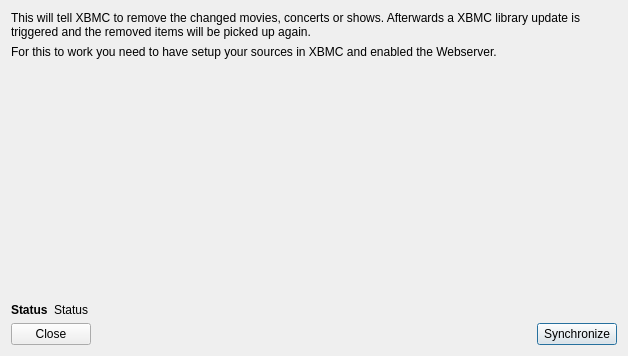
Before: the Qt Designer form xbmc/XbmcSync.ui in Komet/MediaElch, drawn with Qt 5.
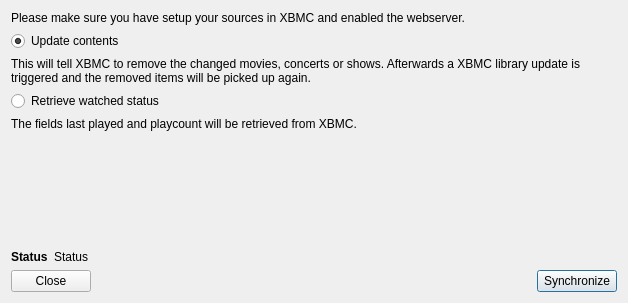
After: the same form once the commit is applied.

Commit message: Retrieve playcount and lastplayed from XBMC

```diff
--- a/xbmc/XbmcSync.ui
+++ b/xbmc/XbmcSync.ui
@@ -10,7 +10,7 @@
     <x>0</x>
     <y>0</y>
     <width>628</width>
-    <height>356</height>
+    <height>303</height>
    </rect>
   </property>
   <property name="windowTitle">
@@ -20,20 +20,47 @@
    <bool>true</bool>
   </property>
   <layout class="QVBoxLayout" name="verticalLayout">
-   <item>
-    <widget class="QLabel" name="label">
-     <property name="text">
-      <string>This will tell XBMC to remove the changed movies, concerts or shows. Afterwards a XBMC library update is triggered and the removed items will be picked up again.</string>
-     </property>
-     <property name="wordWrap">
-      <bool>true</bool>
-     </property>
-    </widget>
-   </item>
    <item>
     <widget class="QLabel" name="label_5">
      <property name="text">
-      <string>For this to work you need to have setup your sources in XBMC and enabled the Webserver.</string>
+      <string>Please make sure you have setup your sources in XBMC and enabled the webserver.</string>
+     </property>
+     <property name="wordWrap">
+      <bool>true</bool>
+     </property>
+    </widget>
+   </item>
+   <item>
+    <widget class="QRadioButton" name="radioUpdateContents">
+     <property name="text">
+      <string>Update contents</string>
+     </property>
+     <property name="checked">
+      <bool>true</bool>
+     </property>
+    </widget>
+   </item>
+   <item>
+    <widget class="QLabel" name="labelContents">
+     <property name="text">
+      <string>This will tell XBMC to remove the changed movies, concerts or shows. Afterwards a XBMC library update is triggered and the removed items will be picked up again.</string>
+     </property>
+     <property name="wordWrap">
+      <bool>true</bool>
+     </property>
+    </widget>
+   </item>
+   <item>
+    <widget class="QRadioButton" name="radioGetWatched">
+     <property name="text">
+      <string>Retrieve watched status</string>
+     </property>
+    </widget>
+   </item>
+   <item>
+    <widget class="QLabel" name="labelWatched">
+     <property name="text">
+      <string>The fields last played and playcount will be retrieved from XBMC.</string>
      </property>
      <property name="wordWrap">
       <bool>true</bool>
```
The commit also changes 9 other files.
